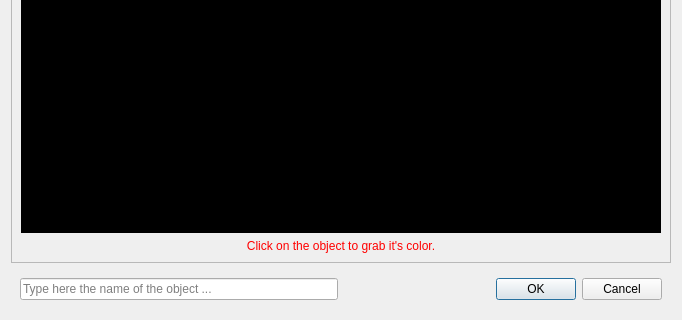
Qt form src/ObjectDialog.ui (uiii/GeconPC) before a commit; both pictures show x 0 to 682 and y 268 to 588 of the 682 by 588 pixel window.
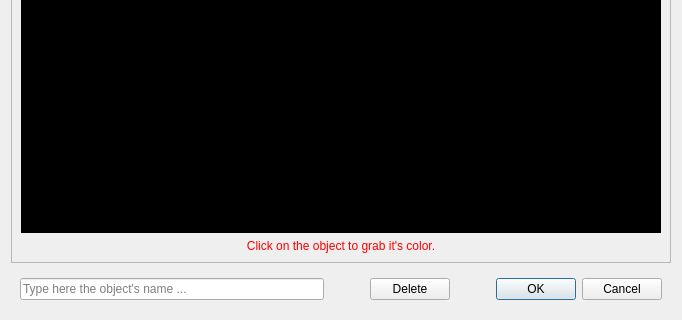
The same form after that commit. Custom widgets are drawn as their Qt base class.

The edit to the form file:
```diff
--- a/src/ObjectDialog.ui
+++ b/src/ObjectDialog.ui
@@ -300,7 +300,7 @@
    </item>
    <item>
     <widget class="QWidget" name="widget" native="true">
-     <layout class="QHBoxLayout" name="horizontalLayout">
+     <layout class="QHBoxLayout" name="horizontalLayout" stretch="1,0,0,0,0">
       <item>
        <widget class="QLineEdit" name="objectName">
         <property name="font">
@@ -315,10 +315,43 @@
          <string/>
         </property>
         <property name="placeholderText">
-         <string>Type here the name of the object ...</string>
+         <string>Type here the object's name ...</string>
         </property>
        </widget>
       </item>
+      <item>
+       <spacer name="horizontalSpacer">
+        <property name="orientation">
+         <enum>Qt::Horizontal</enum>
+        </property>
+        <property name="sizeHint" stdset="0">
+         <size>
+          <width>40</width>
+          <height>20</height>
+         </size>
+        </property>
+       </spacer>
+      </item>
+      <item>
+       <widget class="QPushButton" name="deleteButton">
+        <property name="text">
+         <string>Delete</string>
+        </property>
+       </widget>
+      </item>
+      <item>
+       <spacer name="horizontalSpacer_2">
+        <property name="orientation">
+         <enum>Qt::Horizontal</enum>
+        </property>
+        <property name="sizeHint" stdset="0">
+         <size>
+          <width>40</width>
+          <height>20</height>
+         </size>
+        </property>
+       </spacer>
+      </item>
       <item>
        <widget class="QDialogButtonBox" name="buttonBox">
         <property name="orientation">
```
